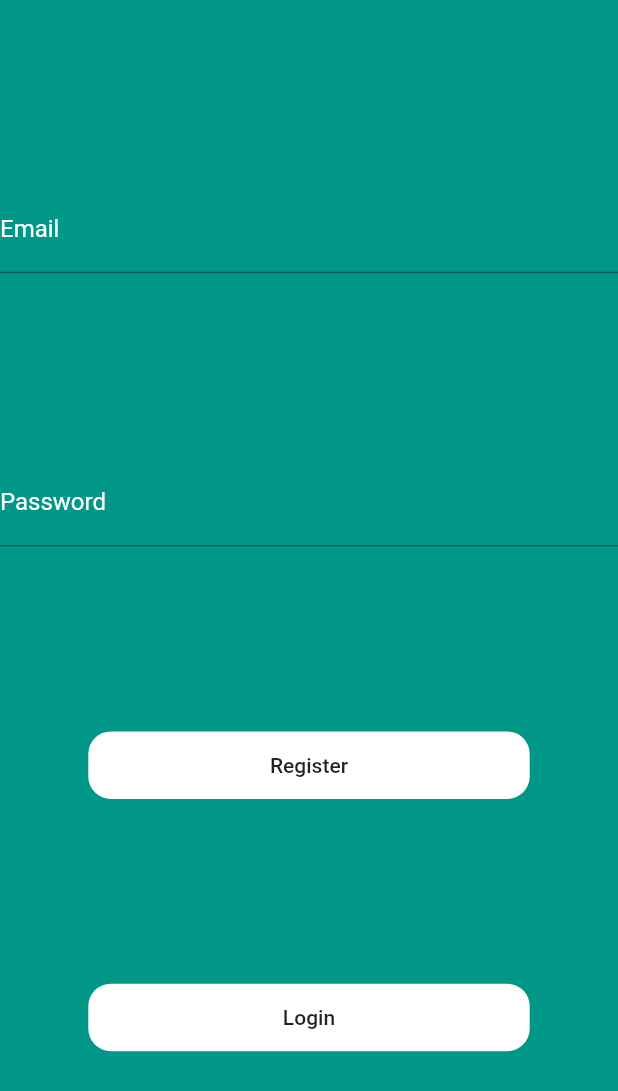
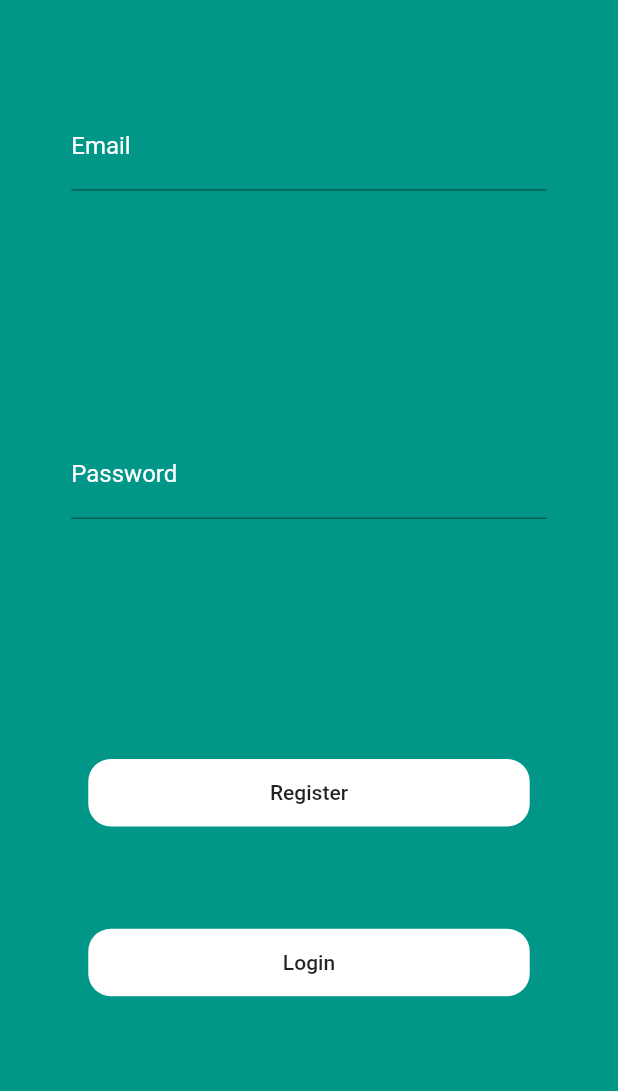
Before and after one commit to pgaunitz/flutter-wallet-1, a Flutter app: the screen it shows after launch, on a phone screen of 412 x 824 dp. Shown: the top 1091 px of the screen. Run offline on Flutter 3.47's test engine with Material 2 defaults, Android fonts, the phone set to English and light mode, and no system bars; our stand-ins replace cloud_firestore, firebase_auth, firebase_core; accounts and stored records are empty.

Commit message:
minor style changes

```diff
--- a/lib/ui/authentication.dart
+++ b/lib/ui/authentication.dart
@@ -26,7 +26,9 @@ class _AuthenticationState extends State<Authentication> {
         child: Column(
           mainAxisAlignment: MainAxisAlignment.spaceEvenly,
           children: [
-            TextFormField(
+            Container(
+              width: MediaQuery.of(context).size.width / 1.3,
+              child: TextFormField(
                 style: TextStyle(color: Colors.white),
                 controller: _emailField,
                 decoration: InputDecoration(
@@ -40,7 +42,11 @@ class _AuthenticationState extends State<Authentication> {
                   ),
                 ),
               ),
-            TextFormField(
+            ),
+            SizedBox(height: MediaQuery.of(context).size.height / 35),
+            Container(
+              width: MediaQuery.of(context).size.width / 1.3,
+              child: TextFormField(
                 style: TextStyle(color: Colors.white),
                 controller: _passwordfield,
                 obscureText: true,
@@ -55,6 +61,8 @@ class _AuthenticationState extends State<Authentication> {
                   ),
                 ),
               ),
+            ),
+            SizedBox(height: MediaQuery.of(context).size.height / 35),
             Container(
               width: MediaQuery.of(context).size.width / 1.4,
               height: 45,
@@ -101,6 +109,7 @@ class _AuthenticationState extends State<Authentication> {
                 child: Text("Login"),
               ),
             ),
+            SizedBox(height: MediaQuery.of(context).size.height / 35),
           ],
         ),
       ),
```
Lines whose indentation alone changed are shown as unchanged.
